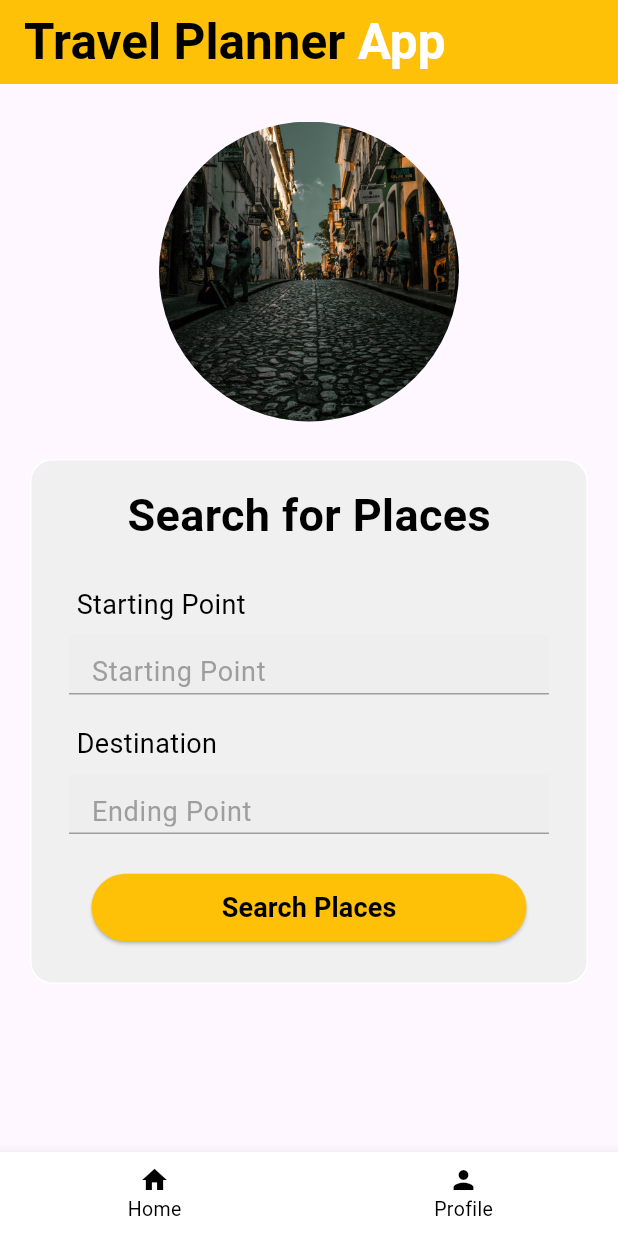
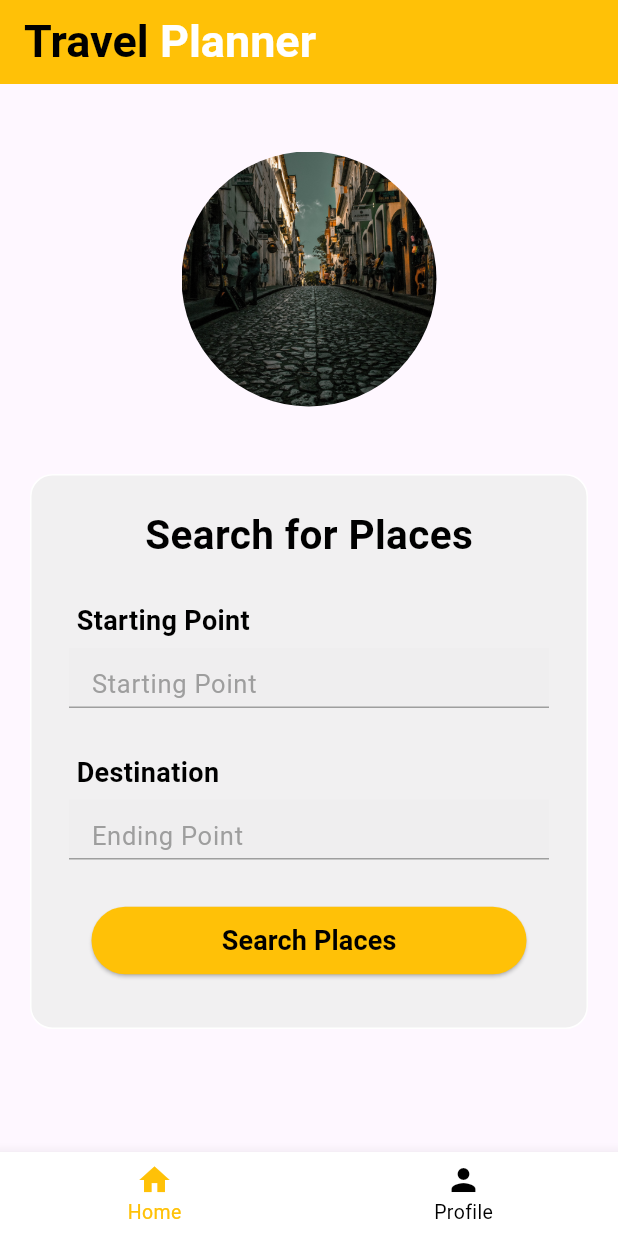
Before and after one commit to pruthuvi2001/travel_planner_y3g13, a Flutter app: the screen it shows once a user with an empty profile is signed in, on a phone screen of 412 x 824 dp. Run offline on Flutter 3.47's test engine with Material 3 defaults, Android fonts, the phone set to English and light mode, and no system bars; our stand-ins replace firebase_auth, firebase_core; accounts and stored records are empty.

Commit message:
completion of home page front end

```diff
--- a/lib/pages/home_page.dart
+++ b/lib/pages/home_page.dart
@@ -1,4 +1,5 @@
 import 'package:flutter/material.dart';
+import 'app_bottom_navigation_bar.dart';
 
 class HomePage extends StatefulWidget {
   const HomePage({super.key});
@@ -10,6 +11,7 @@ class HomePage extends StatefulWidget {
 class _HomePageState extends State<HomePage> {
   late TextEditingController startingPointController;
   late TextEditingController endingPointController;
+  final int _selectedIndex = 0; // Index for the home page
 
   @override
   void initState() {
@@ -33,6 +35,16 @@ class _HomePageState extends State<HomePage> {
     endingPointController.clear();
   }
 
+  void _navigatePage(int pageIndex){
+    if(pageIndex==1) {
+      //navigation to the profile page
+      Navigator.of(context).pushReplacement(MaterialPageRoute(
+        builder: (context) => const HomePage(),
+      ),
+      );
+    }
+  }
+
   @override
   Widget build(BuildContext context) {
     return Scaffold(
@@ -40,15 +52,15 @@ class _HomePageState extends State<HomePage> {
         backgroundColor: Colors.amber,
         title: const Text.rich(
           TextSpan(
-            text: 'Travel Planner',
+            text: 'Travel',
             style: TextStyle(
               color: Colors.black,
-              fontSize: 33,
+              fontSize: 30,
               fontWeight: FontWeight.bold,
             ),
             children: [
               TextSpan(
-                text: ' App',
+                text: ' Planner',
                 style: TextStyle(color: Colors.white),
               ),
             ],
@@ -63,19 +75,20 @@ class _HomePageState extends State<HomePage> {
             bottom: 20.0,
           ),
           children: [
+            const SizedBox(height: 20),
 // showing the logo as circle
             _buildLogo(),
-            const SizedBox(height: 25),
+            const SizedBox(height: 45),
 // Search for Places
             Container(
-              height: 350.0,
+              height: 370.0,
               decoration: BoxDecoration(
                 color: Colors.grey[200]?.withOpacity(0.8),
                 border: Border.all(color: Colors.white),
                 borderRadius: BorderRadius.circular(15),
               ),
               child: ListView(
-                padding: const EdgeInsets.only(top: 15.0),
+                padding: const EdgeInsets.only(top: 20.0),
                 children: [
 // Search for Places text
                   const Center(
@@ -83,7 +96,7 @@ class _HomePageState extends State<HomePage> {
                       'Search for Places',
                       style: TextStyle(
                         color: Colors.black,
-                        fontSize: 30.0,
+                        fontSize: 27.0,
                         fontWeight: FontWeight.bold,
                       ),
                     ),
@@ -91,14 +104,14 @@ class _HomePageState extends State<HomePage> {
                   const SizedBox(height: 25),
 // Starting point
                   _buildLabel( 'Starting Point'),
-                  const SizedBox(height: 7),
+                  const SizedBox(height: 5),
                   _buildTextField('Starting Point', startingPointController),
-                  const SizedBox(height: 20),
+                  const SizedBox(height: 30),
 // Ending point
                   _buildLabel('Destination'),
-                  const SizedBox(height: 7),
+                  const SizedBox(height: 5),
                   _buildTextField('Ending Point', endingPointController),
-                  const SizedBox(height: 25),
+                  const SizedBox(height: 30),
 // Search button
                   _buildSearchButton(),
                 ],
@@ -107,7 +120,10 @@ class _HomePageState extends State<HomePage> {
           ],
         ),
       ),
-      bottomNavigationBar: _buildBottomNavigationBar(),
+      bottomNavigationBar: AppBottomNavigationBar(
+        currentIndex: _selectedIndex,
+        onTap: _navigatePage,
+      ),
     );
   }
 
@@ -119,8 +135,8 @@ class _HomePageState extends State<HomePage> {
         child: Image.asset(
           'assets/images/login_bg.jpg',
           fit: BoxFit.cover,
-          height: 200.0,
-          width: 200.0,
+          height: 170.0,
+          width: 170.0,
         ),
       ),
     );
@@ -128,12 +144,13 @@ class _HomePageState extends State<HomePage> {
 // build label
   Widget _buildLabel(String labelText){
     return Padding(
-      padding: EdgeInsets.symmetric(horizontal: 30.0),
+      padding: const EdgeInsets.symmetric(horizontal: 30.0),
       child: Text(
         labelText,
-        style: TextStyle(
+        style: const TextStyle(
           color: Colors.black,
           fontSize: 18.0,
+          fontWeight: FontWeight.bold,
         ),
       ),
     );
@@ -155,12 +172,12 @@ class _HomePageState extends State<HomePage> {
             controller: controller,
             style: const TextStyle(
               color: Colors.black,
-              fontSize: 18.0,
+              fontSize: 17.0,
             ),
             decoration: InputDecoration(
               border: InputBorder.none,
               hintText: hintText,
-              hintStyle: TextStyle(color: Colors.grey),
+              hintStyle: const TextStyle(color: Colors.grey),
             ),
           ),
         ),
@@ -195,29 +212,6 @@ class _HomePageState extends State<HomePage> {
       ),
     );
   }
-// build bottom navigation  bar
-  Widget _buildBottomNavigationBar(){
-    return BottomNavigationBar(
-      backgroundColor: Colors.white,
-      iconSize: 20.0,
-      selectedItemColor: Colors.black,
-      unselectedItemColor: Colors.black,
-      selectedLabelStyle:
-      const TextStyle(color: Colors.black, fontSize: 13.0),
-      unselectedLabelStyle:
-      const TextStyle(color: Colors.black, fontSize: 13.0),
-      items: const [
-        BottomNavigationBarItem(
-          icon: Icon(Icons.home),
-          label: 'Home',
-        ),
-        BottomNavigationBarItem(
-          icon: Icon(Icons.person),
-          label: 'Profile',
-        ),
-      ],
-    );
-  }
 }
 
 //logo need to be added
```
